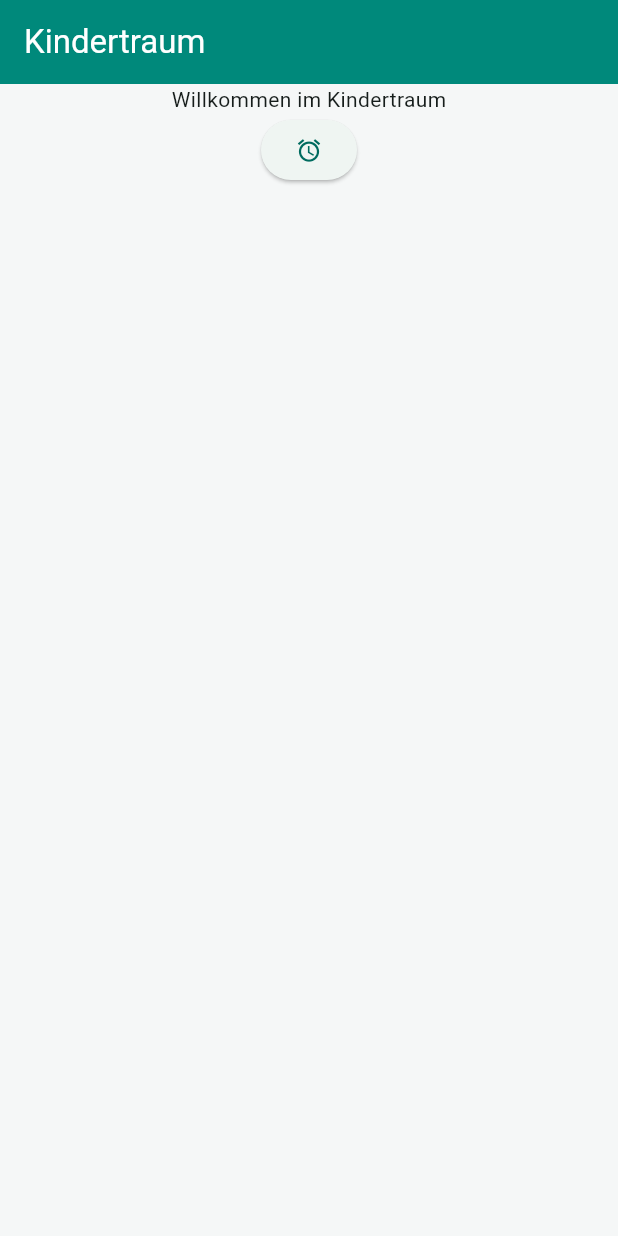
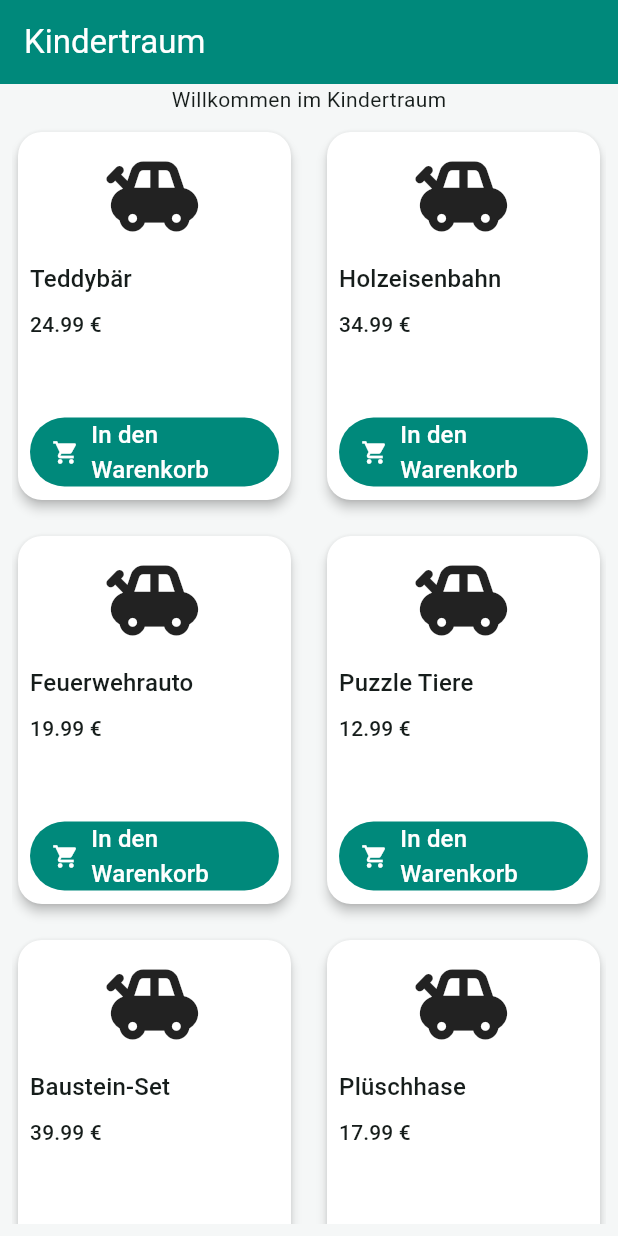
Before and after one commit to Alexandra-S-new/flutter_skill_review_Alexandra-S, a Flutter app: the screen it shows after launch, on a phone screen of 412 x 824 dp. Run offline on Flutter 3.47's test engine with Material 3 defaults, Android fonts, the phone set to English and light mode, and no system bars.

Commit message:
cards integriert

```diff
--- a/kindertraum/lib/app/theme.dart
+++ b/kindertraum/lib/app/theme.dart
@@ -6,7 +6,7 @@ abstract class AppTheme {
 
   static const Color backgroundColor = Color(0xFFF5F7F7);
   static const Color cardColor = Colors.white;
-  static const Color cardLightColor = Color(0xFFB2DFDB);
+  static const Color cardLightColor = Colors.white;
 
   static const Color successColor = Color(0xFF43A047);
   static const Color warningColor = Color(0xFFFB8C00);
@@ -37,7 +37,13 @@ abstract class AppTheme {
         bodyMedium: TextStyle(fontSize: 14),
         labelLarge: TextStyle(fontSize: 16),
       ),
-      cardTheme: CardThemeData(color: cardLightColor, elevation: 3),
+      cardTheme: CardThemeData(
+        color: cardLightColor,
+        elevation: 3,
+        shape: RoundedRectangleBorder(
+          borderRadius: BorderRadius.circular(16),
+        ),
+      ),
       appBarTheme: const AppBarTheme(
         backgroundColor: primaryColor,
         foregroundColor: cardColor,
@@ -45,6 +51,12 @@ abstract class AppTheme {
       floatingActionButtonTheme: const FloatingActionButtonThemeData(
         backgroundColor: primaryColor,
         foregroundColor: cardColor,
+      ),
+      filledButtonTheme: FilledButtonThemeData(
+        style: FilledButton.styleFrom(
+          backgroundColor: primaryColor,
+          foregroundColor: Colors.white,
+        ),
       ),
     );
   }
--- a/kindertraum/lib/data/demoToys.dart
+++ b/kindertraum/lib/data/demoToys.dart
@@ -4,12 +4,73 @@ final List<Toy> demoToys = [
   Toy(
     id: '1',
     title: 'Teddybär',
-    price: 14.99,
-    category: 'Kuscheltier',
+    description: 'Ein weicher Kuschelbär für kleine Abenteurer.',
+    price: 24.99,
+    category: 'Kuscheltiere',
     imageUrl: '',
     brand: 'Kindertraum',
     minAge: 3,
     rating: 4.8,
     stock: 15,
   ),
+  Toy(
+    id: '2',
+    title: 'Holzeisenbahn',
+    description: 'Klassische Holzeisenbahn mit Schienen.',
+    price: 34.99,
+    category: 'Fahrzeuge',
+    imageUrl: '',
+    brand: 'PlayKids',
+    minAge: 4,
+    rating: 4.6,
+    stock: 8,
+  ),
+  Toy(
+    id: '3',
+    title: 'Feuerwehrauto',
+    description: 'Feuerwehrauto mit Licht und Sound.',
+    price: 19.99,
+    category: 'Fahrzeuge',
+    imageUrl: '',
+    brand: 'City Toys',
+    minAge: 3,
+    rating: 4.5,
+    stock: 12,
+  ),
+  Toy(
+    id: '4',
+    title: 'Puzzle Tiere',
+    description: '100-teiliges Puzzle mit Tiermotiven.',
+    price: 12.99,
+    category: 'Puzzle',
+    imageUrl: '',
+    brand: 'Ravensburger',
+    minAge: 6,
+    rating: 4.9,
+    stock: 20,
+  ),
+  Toy(
+    id: '5',
+    title: 'Baustein-Set',
+    description: 'Kreatives Bauset mit 150 Steinen.',
+    price: 39.99,
+    category: 'Bausteine',
+    imageUrl: '',
+    brand: 'BlockFun',
+    minAge: 5,
+    rating: 4.7,
+    stock: 10,
+  ),
+  Toy(
+    id: '6',
+    title: 'Plüschhase',
+    description: 'Kuscheliger Hase mit langen Ohren.',
+    price: 17.99,
+    category: 'Kuscheltiere',
+    imageUrl: '',
+    brand: 'Kindertraum',
+    minAge: 2,
+    rating: 4.8,
+    stock: 18,
+  ),
 ];
--- a/kindertraum/lib/screens/home/home_screen.dart
+++ b/kindertraum/lib/screens/home/home_screen.dart
@@ -1,9 +1,10 @@
 import 'package:flutter/material.dart';
 import 'package:kindertraum/data/demoToys.dart';
-import 'package:kindertraum/screens/detail/detail_screen.dart';
+import 'package:kindertraum/widgets/toy_card.dart';
 
 class HomeScreen extends StatefulWidget {
   const HomeScreen({super.key});
+  //final List<Toy> items;
 
   @override
   State<HomeScreen> createState() => _HomeScreenState();
@@ -19,7 +20,38 @@ class _HomeScreenState extends State<HomeScreen> {
           Center(
             child: Text("Willkommen im Kindertraum"),
           ),
-          ElevatedButton(
+
+          Expanded(
+            child: Padding(
+              padding: const EdgeInsets.all(8.0),
+              child: GridView.builder(
+                gridDelegate: SliverGridDelegateWithFixedCrossAxisCount(
+                  crossAxisCount: 2,
+                  crossAxisSpacing: 16,
+                  mainAxisSpacing: 16,
+                  childAspectRatio: 0.75,
+                ),
+                itemCount: demoToys.length,
+                itemBuilder: (context, index) {
+                  final toy = demoToys[index];
+                  return ToyCard(
+                    toy: toy,
+                    onTap: () {},
+                    onAddToCart: () {},
+                  );
+                },
+              ),
+            ),
+          ),
+        ],
+        /* ListView.builder(
+            itemCount: items.length,
+            itemBuilder: (BuildContext context, int index) {
+              final toy = items[index];
+              return ListTile();
+
+
+             trailing: ElevatedButton(
               onPressed: () {
                 Navigator.push(
                   context,
@@ -30,7 +62,8 @@ class _HomeScreenState extends State<HomeScreen> {
               },
               child: Icon(Icons.access_alarm),
             ),
-        ],
+            },
+          ),*/
       ),
     );
   }
--- a/kindertraum/lib/widgets/toy_card.dart
+++ b/kindertraum/lib/widgets/toy_card.dart
@@ -0,0 +1,57 @@
+import 'package:flutter/material.dart';
+import 'package:kindertraum/models/toy.dart';
+
+class ToyCard extends StatelessWidget {
+  final Toy toy;
+  final VoidCallback? onTap;
+  final VoidCallback? onAddToCart;
+
+  const ToyCard({
+    super.key,
+    required this.toy,
+    this.onTap,
+    this.onAddToCart,
+  });
+
+  @override
+  Widget build(BuildContext context) {
+    return InkWell(
+      onTap: onTap,
+      child: Card(
+        child: Padding(
+          padding: const EdgeInsets.all(8.0),
+          child: Column(
+            spacing: 8,
+            crossAxisAlignment: CrossAxisAlignment.start,
+            children: [
+              Align(
+                alignment: Alignment.center,
+                child: Icon(
+                  Icons.toys,
+                  size: 70,
+                ),
+              ),
+              Text(
+                toy.title,
+                style: Theme.of(context).textTheme.titleMedium,
+              ),
+              Text(
+                "${toy.price.toStringAsFixed(2)} €",
+                style: Theme.of(context).textTheme.titleSmall,
+              ),
+              const Spacer(),
+              SizedBox(
+                width: double.infinity,
+                child: FilledButton.icon(
+                  onPressed: onAddToCart,
+                  icon: const Icon(Icons.shopping_cart),
+                  label: const Text("In den Warenkorb"),
+                ),
+              ),
+            ],
+          ),
+        ),
+      ),
+    );
+  }
+}
```
Lines whose indentation alone changed are shown as unchanged.
